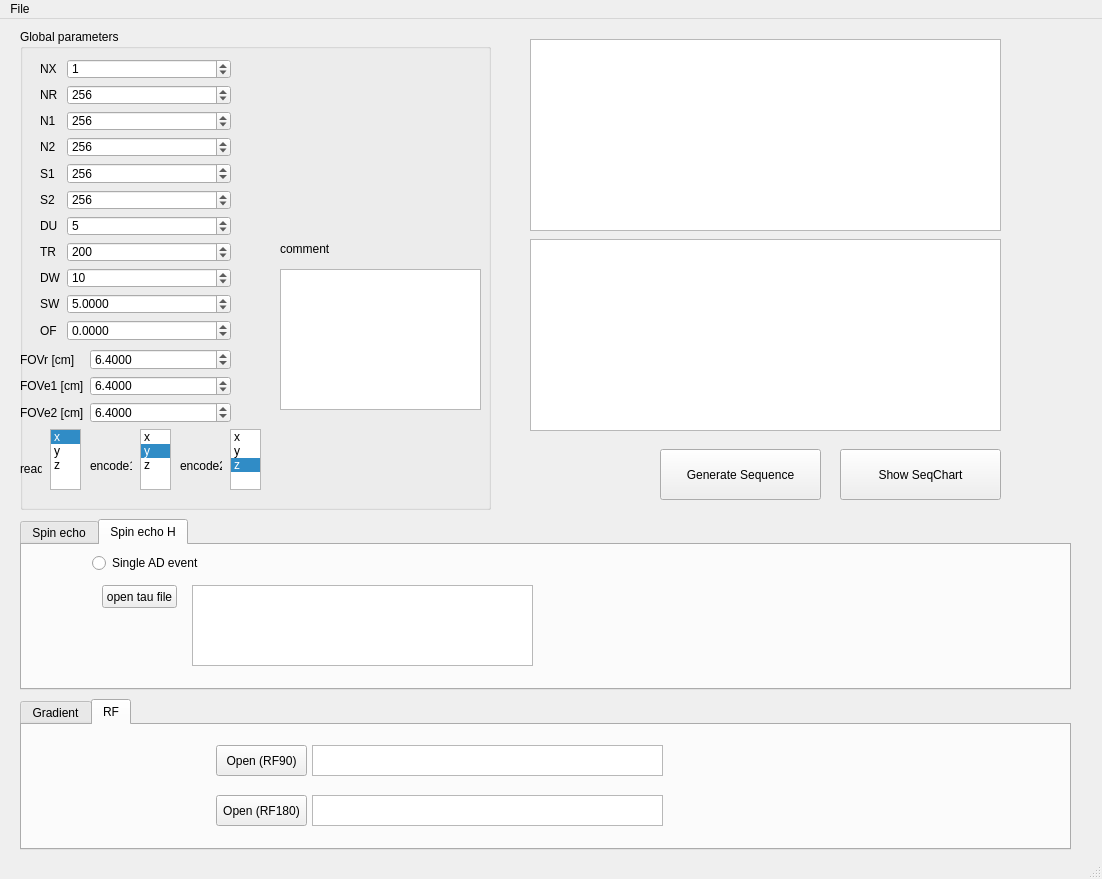
This is SeqGen/SeqGenMainwindow.ui in haishi-tomoyuki/mri-master as Qt 5 draws it before an edit. The edited form follows.
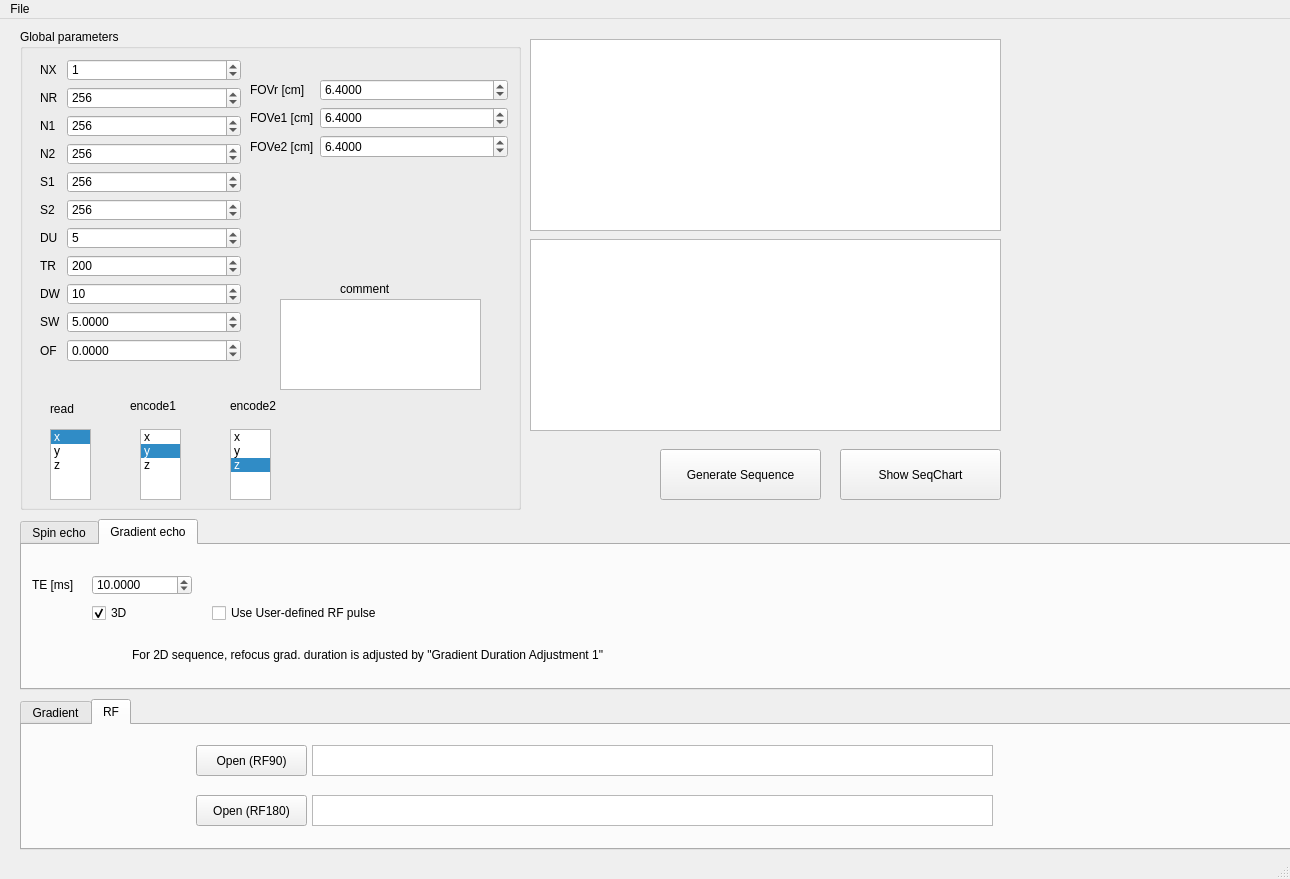
This is the edited form. The open tabs and pages were chosen to show the change.

```diff
--- a/SeqGen/SeqGenMainwindow.ui
+++ b/SeqGen/SeqGenMainwindow.ui
@@ -6,7 +6,7 @@
    <rect>
     <x>0</x>
     <y>0</y>
-    <width>1102</width>
+    <width>1290</width>
     <height>879</height>
    </rect>
   </property>
@@ -19,7 +19,7 @@
      <rect>
       <x>20</x>
       <y>10</y>
-      <width>471</width>
+      <width>501</width>
       <height>481</height>
      </rect>
     </property>
@@ -31,8 +31,8 @@
       <rect>
        <x>20</x>
        <y>30</y>
-       <width>191</width>
-       <height>282</height>
+       <width>201</width>
+       <height>303</height>
       </rect>
      </property>
      <layout class="QFormLayout" name="formLayout">
@@ -264,103 +264,22 @@
       </item>
      </layout>
     </widget>
-    <widget class="QWidget" name="formLayoutWidget_3">
-     <property name="geometry">
-      <rect>
-       <x>0</x>
-       <y>320</y>
-       <width>211</width>
-       <height>74</height>
-      </rect>
-     </property>
-     <layout class="QFormLayout" name="formLayout_3">
-      <item row="0" column="0">
-       <widget class="QLabel" name="label_24">
-        <property name="text">
-         <string>FOVr [cm]</string>
-        </property>
-       </widget>
-      </item>
-      <item row="0" column="1">
-       <widget class="QDoubleSpinBox" name="doubleSpinBox_FOVr">
-        <property name="decimals">
-         <number>4</number>
-        </property>
-        <property name="minimum">
-         <double>0.000000000000000</double>
-        </property>
-        <property name="maximum">
-         <double>100000000000000000000.000000000000000</double>
-        </property>
-        <property name="value">
-         <double>6.400000000000000</double>
-        </property>
-       </widget>
-      </item>
-      <item row="1" column="0">
-       <widget class="QLabel" name="label_37">
-        <property name="text">
-         <string>FOVe1 [cm]</string>
-        </property>
-       </widget>
-      </item>
-      <item row="1" column="1">
-       <widget class="QDoubleSpinBox" name="doubleSpinBox_FOVe1">
-        <property name="decimals">
-         <number>4</number>
-        </property>
-        <property name="minimum">
-         <double>0.000000000000000</double>
-        </property>
-        <property name="maximum">
-         <double>100000000000000000000.000000000000000</double>
-        </property>
-        <property name="value">
-         <double>6.400000000000000</double>
-        </property>
-       </widget>
-      </item>
-      <item row="2" column="0">
-       <widget class="QLabel" name="label_38">
-        <property name="text">
-         <string>FOVe2 [cm]</string>
-        </property>
-       </widget>
-      </item>
-      <item row="2" column="1">
-       <widget class="QDoubleSpinBox" name="doubleSpinBox_FOVe2">
-        <property name="decimals">
-         <number>4</number>
-        </property>
-        <property name="minimum">
-         <double>0.000000000000000</double>
-        </property>
-        <property name="maximum">
-         <double>100000000000000000000.000000000000000</double>
-        </property>
-        <property name="value">
-         <double>6.400000000000000</double>
-        </property>
-       </widget>
-      </item>
-     </layout>
-    </widget>
     <widget class="QTextEdit" name="textEdit_comments">
      <property name="geometry">
       <rect>
        <x>260</x>
-       <y>240</y>
+       <y>270</y>
        <width>201</width>
-       <height>141</height>
+       <height>91</height>
       </rect>
      </property>
     </widget>
     <widget class="QLabel" name="label_42">
      <property name="geometry">
       <rect>
-       <x>260</x>
-       <y>210</y>
-       <width>54</width>
+       <x>320</x>
+       <y>250</y>
+       <width>71</width>
        <height>20</height>
       </rect>
      </property>
@@ -373,8 +292,8 @@
       <rect>
        <x>30</x>
        <y>400</y>
-       <width>31</width>
-       <height>61</height>
+       <width>41</width>
+       <height>71</height>
       </rect>
      </property>
      <property name="selectionRectVisible">
@@ -402,9 +321,9 @@
     <widget class="QLabel" name="label_40">
      <property name="geometry">
       <rect>
-       <x>70</x>
-       <y>400</y>
-       <width>42</width>
+       <x>110</x>
+       <y>340</y>
+       <width>61</width>
        <height>73</height>
       </rect>
      </property>
@@ -417,8 +336,8 @@
       <rect>
        <x>120</x>
        <y>400</y>
-       <width>31</width>
-       <height>61</height>
+       <width>41</width>
+       <height>71</height>
       </rect>
      </property>
      <property name="selectionRectVisible">
@@ -446,9 +365,9 @@
     <widget class="QLabel" name="label_41">
      <property name="geometry">
       <rect>
-       <x>160</x>
-       <y>400</y>
-       <width>42</width>
+       <x>210</x>
+       <y>340</y>
+       <width>61</width>
        <height>73</height>
       </rect>
      </property>
@@ -461,8 +380,8 @@
       <rect>
        <x>210</x>
        <y>400</y>
-       <width>31</width>
-       <height>61</height>
+       <width>41</width>
+       <height>71</height>
       </rect>
      </property>
      <property name="selectionRectVisible">
@@ -487,6 +406,19 @@
       </property>
      </item>
     </widget>
+    <widget class="QLabel" name="label_39">
+     <property name="geometry">
+      <rect>
+       <x>30</x>
+       <y>350</y>
+       <width>51</width>
+       <height>59</height>
+      </rect>
+     </property>
+     <property name="text">
+      <string>read</string>
+     </property>
+    </widget>
    </widget>
    <widget class="QTextBrowser" name="textBrowser_history">
     <property name="geometry">
@@ -503,7 +435,7 @@
      <rect>
       <x>20</x>
       <y>500</y>
-      <width>1051</width>
+      <width>1271</width>
       <height>171</height>
      </rect>
     </property>
@@ -594,42 +526,83 @@
     </widget>
     <widget class="QWidget" name="tab_Spinecho_H">
      <attribute name="title">
-      <string>Spin echo H</string>
+      <string>Gradient echo</string>
      </attribute>
-     <widget class="QPushButton" name="pushButton_open_Spinecho_H_tau">
+     <widget class="QLabel" name="label_33">
       <property name="geometry">
        <rect>
-        <x>80</x>
-        <y>40</y>
+        <x>10</x>
+        <y>30</y>
+        <width>70</width>
+        <height>20</height>
+       </rect>
+      </property>
+      <property name="text">
+       <string>TE [ms]</string>
+      </property>
+     </widget>
+     <widget class="QDoubleSpinBox" name="doubleSpinBox_GE_TE">
+      <property name="geometry">
+       <rect>
+        <x>70</x>
+        <y>30</y>
+        <width>100</width>
+        <height>20</height>
+       </rect>
+      </property>
+      <property name="decimals">
+       <number>4</number>
+      </property>
+      <property name="minimum">
+       <double>0.000000000000000</double>
+      </property>
+      <property name="maximum">
+       <double>10000000.000000000000000</double>
+      </property>
+      <property name="value">
+       <double>10.000000000000000</double>
+      </property>
+     </widget>
+     <widget class="QCheckBox" name="checkBox_GE_is3D">
+      <property name="geometry">
+       <rect>
+        <x>70</x>
+        <y>60</y>
         <width>75</width>
-        <height>23</height>
+        <height>16</height>
        </rect>
       </property>
       <property name="text">
-       <string>open tau file</string>
+       <string>3D</string>
       </property>
+      <property name="checked">
+       <bool>true</bool>
+      </property>
      </widget>
-     <widget class="QTextBrowser" name="textBrowser_Spinecho_H_tau">
+     <widget class="QLabel" name="label_34">
       <property name="geometry">
        <rect>
-        <x>170</x>
-        <y>40</y>
-        <width>341</width>
-        <height>81</height>
+        <x>110</x>
+        <y>100</y>
+        <width>591</width>
+        <height>20</height>
        </rect>
       </property>
+      <property name="text">
+       <string>For 2D sequence, refocus grad. duration is adjusted by &quot;Gradient Duration Adjustment 1&quot;</string>
+      </property>
      </widget>
-     <widget class="QRadioButton" name="radioButton_ADevent">
+     <widget class="QCheckBox" name="checkBox_GE_isUD_RFPulse">
       <property name="geometry">
        <rect>
-        <x>70</x>
-        <y>10</y>
-        <width>121</width>
+        <x>190</x>
+        <y>60</y>
+        <width>221</width>
         <height>16</height>
        </rect>
       </property>
       <property name="text">
-       <string>Single AD event</string>
+       <string>Use User-defined RF pulse</string>
       </property>
      </widget>
     </widget>
@@ -639,7 +612,7 @@
      <rect>
       <x>20</x>
       <y>680</y>
-      <width>1051</width>
+      <width>1271</width>
       <height>151</height>
      </rect>
     </property>
@@ -980,9 +953,9 @@
      <widget class="QPushButton" name="pushButton_RFpulse180">
       <property name="geometry">
        <rect>
-        <x>194</x>
+        <x>174</x>
         <y>70</y>
-        <width>91</width>
+        <width>111</width>
         <height>31</height>
        </rect>
       </property>
@@ -993,9 +966,9 @@
      <widget class="QPushButton" name="pushButton_RFpulse90">
       <property name="geometry">
        <rect>
-        <x>194</x>
+        <x>174</x>
         <y>20</y>
-        <width>91</width>
+        <width>111</width>
         <height>31</height>
        </rect>
       </property>
@@ -1008,7 +981,7 @@
        <rect>
         <x>290</x>
         <y>20</y>
-        <width>351</width>
+        <width>681</width>
         <height>31</height>
        </rect>
       </property>
@@ -1018,7 +991,7 @@
        <rect>
         <x>290</x>
         <y>70</y>
-        <width>351</width>
+        <width>681</width>
         <height>31</height>
        </rect>
       </property>
@@ -1064,18 +1037,86 @@
      <string>Show SeqChart</string>
     </property>
    </widget>
-   <widget class="QLabel" name="label_39">
+   <widget class="QWidget" name="formLayoutWidget_3">
     <property name="geometry">
      <rect>
-      <x>20</x>
-      <y>420</y>
-      <width>22</width>
-      <height>59</height>
+      <x>250</x>
+      <y>60</y>
+      <width>258</width>
+      <height>79</height>
      </rect>
     </property>
-    <property name="text">
-     <string>read</string>
-    </property>
+    <layout class="QFormLayout" name="formLayout_3">
+     <item row="0" column="0">
+      <widget class="QLabel" name="label_24">
+       <property name="text">
+        <string>FOVr [cm]</string>
+       </property>
+      </widget>
+     </item>
+     <item row="0" column="1">
+      <widget class="QDoubleSpinBox" name="doubleSpinBox_FOVr">
+       <property name="decimals">
+        <number>4</number>
+       </property>
+       <property name="minimum">
+        <double>0.000000000000000</double>
+       </property>
+       <property name="maximum">
+        <double>100000000000000000000.000000000000000</double>
+       </property>
+       <property name="value">
+        <double>6.400000000000000</double>
+       </property>
+      </widget>
+     </item>
+     <item row="1" column="0">
+      <widget class="QLabel" name="label_37">
+       <property name="text">
+        <string>FOVe1 [cm]</string>
+       </property>
+      </widget>
+     </item>
+     <item row="1" column="1">
+      <widget class="QDoubleSpinBox" name="doubleSpinBox_FOVe1">
+       <property name="decimals">
+        <number>4</number>
+       </property>
+       <property name="minimum">
+        <double>0.000000000000000</double>
+       </property>
+       <property name="maximum">
+        <double>100000000000000000000.000000000000000</double>
+       </property>
+       <property name="value">
+        <double>6.400000000000000</double>
+       </property>
+      </widget>
+     </item>
+     <item row="2" column="0">
+      <widget class="QLabel" name="label_38">
+       <property name="text">
+        <string>FOVe2 [cm]</string>
+       </property>
+      </widget>
+     </item>
+     <item row="2" column="1">
+      <widget class="QDoubleSpinBox" name="doubleSpinBox_FOVe2">
+       <property name="decimals">
+        <number>4</number>
+       </property>
+       <property name="minimum">
+        <double>0.000000000000000</double>
+       </property>
+       <property name="maximum">
+        <double>100000000000000000000.000000000000000</double>
+       </property>
+       <property name="value">
+        <double>6.400000000000000</double>
+       </property>
+      </widget>
+     </item>
+    </layout>
    </widget>
   </widget>
   <widget class="QMenuBar" name="menubar">
@@ -1083,8 +1124,8 @@
     <rect>
      <x>0</x>
      <y>0</y>
-     <width>1102</width>
-     <height>21</height>
+     <width>1290</width>
+     <height>26</height>
     </rect>
    </property>
    <widget class="QMenu" name="menuFile">
```
Left out of the diff: 36 changed lines with no effect on the pictures.
